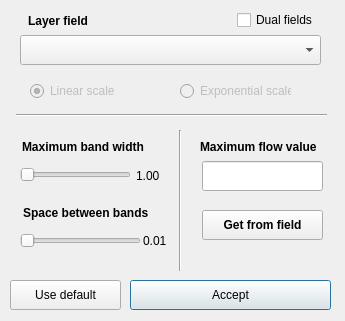
This is gis/forms/ui_bandwitdth_scale.ui in AequilibraE/qaequilibrae as Qt 5 draws it before an edit. The edited form follows.
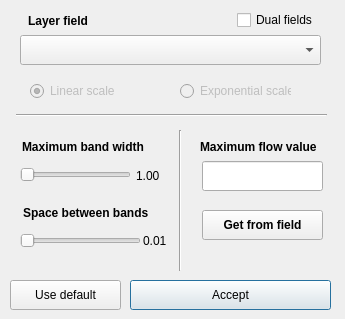
This is the edited form.

Commit message: Fixes creation of stacked bandwidth creation

```diff
--- a/gis/forms/ui_bandwitdth_scale.ui
+++ b/gis/forms/ui_bandwitdth_scale.ui
@@ -7,7 +7,7 @@
     <x>0</x>
     <y>0</y>
     <width>345</width>
-    <height>321</height>
+    <height>319</height>
    </rect>
   </property>
   <property name="windowTitle">
```
The commit also changes 2 other files.
